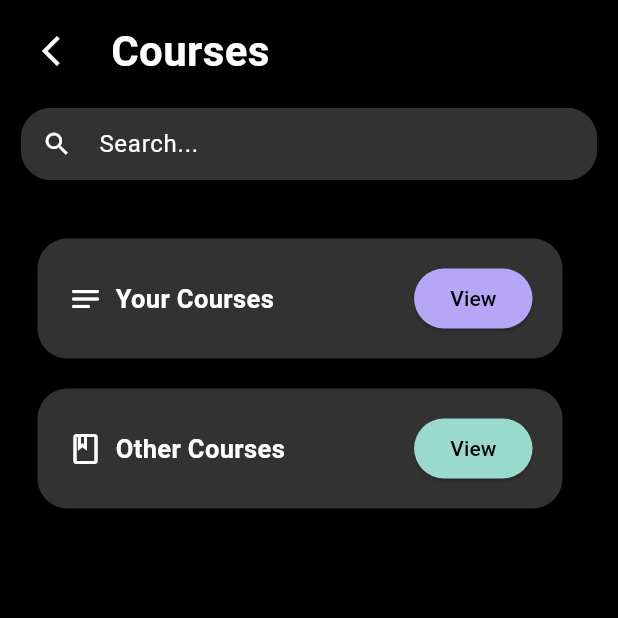
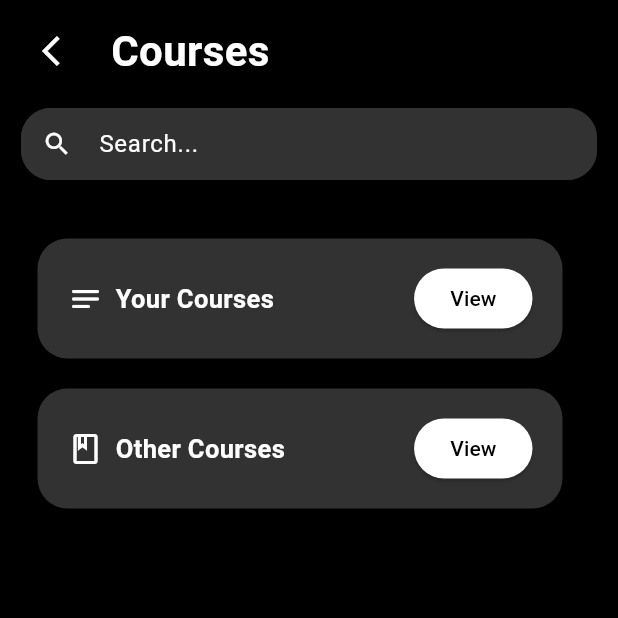
Before and after one commit to SajalSatsangi/Seekho_Buddy2, a Flutter app: the ResourcesPage screen opened directly, on a phone screen of 412 x 824 dp, the top half of it. Run offline on Flutter 3.47's test engine with Material 3 defaults, Android fonts, the light colour scheme and no system bars; our stand-ins replace animated_splash_screen, cloud_firestore, firebase_auth, firebase_core, flutter_svg, page_transition; accounts and stored records are empty.

Commit message:
update button (view)

```diff
--- a/lib/Courses.dart
+++ b/lib/Courses.dart
@@ -88,7 +88,7 @@ class _HomeState extends State<ResourcesPage> {
                     _buildBox(
                       icon: Icons.notes_rounded,
                       title: 'Your Courses',
-                      buttonColor: Color.fromRGBO(182, 166, 246, 1),
+                      buttonColor: Colors.white,
                       onTap: () {
                         Navigator.push(
                           context,
@@ -101,7 +101,7 @@ class _HomeState extends State<ResourcesPage> {
                     _buildBox(
                       icon: Icons.book_outlined,
                       title: 'Other Courses',
-                      buttonColor: Color.fromRGBO(154, 218, 204, 1),
+                      buttonColor: Colors.white,
                       onTap: () {
                         // Add functionality for Other Courses
                       },
--- a/lib/MateiralSection.dart
+++ b/lib/MateiralSection.dart
@@ -70,7 +70,7 @@ class _Home1State extends State<Home1> {
                     Row(
                       children: [
                         IconButton(
-                          icon: Icon(Icons.arrow_back, color: Colors.white),
+                          icon: Icon(Icons.arrow_back_ios, color: Colors.white),
                           onPressed: () {
                             Navigator.of(context).pop(); // Navigate back
                           },
@@ -171,7 +171,7 @@ class _Home1State extends State<Home1> {
                                     style: ButtonStyle(
                                       backgroundColor:
                                           MaterialStateProperty.all<Color>(
-                                        Colors.black,
+                                        Colors.white,
                                       ),
                                     ),
                                     child: SizedBox(
@@ -180,7 +180,7 @@ class _Home1State extends State<Home1> {
                                         'View',
                                         textAlign: TextAlign.center,
                                         style: TextStyle(
-                                          color: Colors.white,
+                                          color: Colors.black,
                                         ),
                                       ),
                                     ),
--- a/lib/Subjects.dart
+++ b/lib/Subjects.dart
@@ -213,14 +213,14 @@ class _SubjectsPageState extends State<SubjectsPage> {
                 onPressed: onTap,
                 style: ButtonStyle(
                   backgroundColor: MaterialStateProperty.all<Color>(
-                    Colors.black,
+                    Colors.white,
                   ),
                 ),
                 child: Text(
                   'View',
                   textAlign: TextAlign.center,
                   style: TextStyle(
-                    color: Colors.white,
+                    color: Colors.black,
                   ),
                 ),
               ),
```
